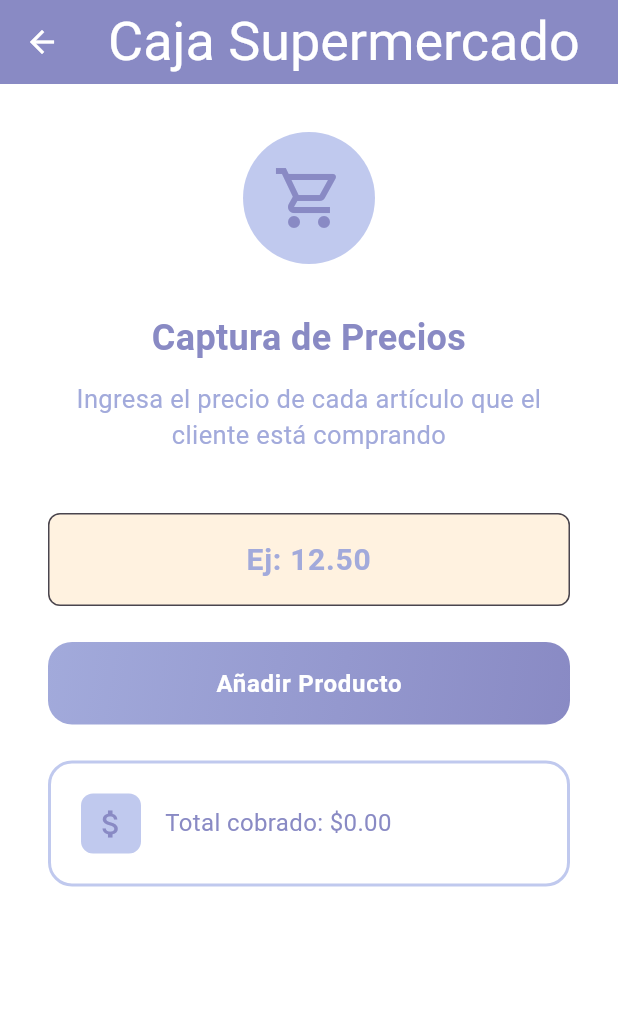
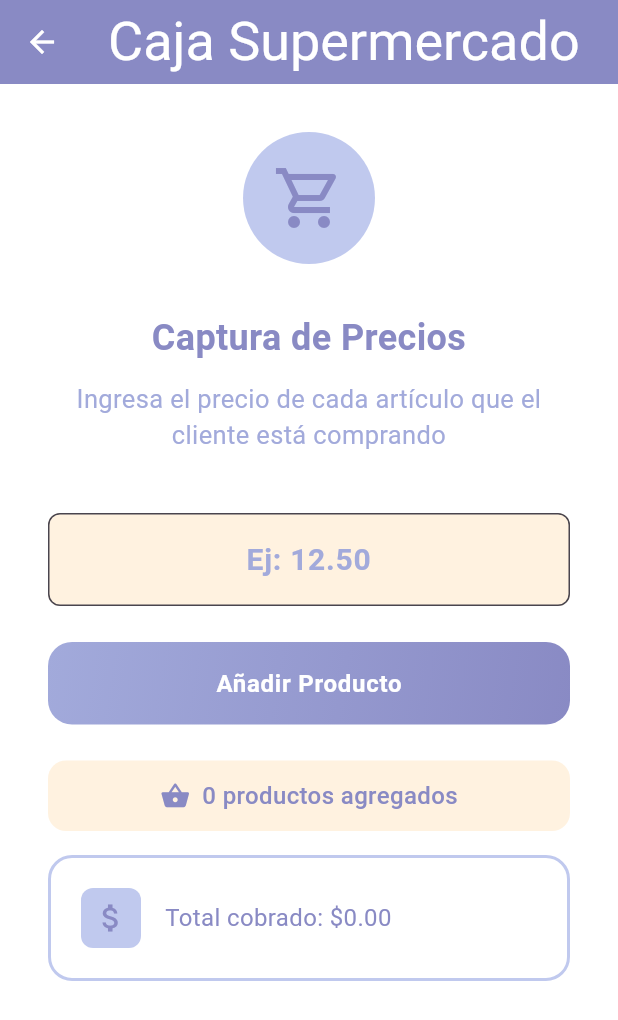
Before and after one commit to IMarcusDev/Tarea1_27843_moviles, a Flutter app: the Ejercicio11View screen opened directly, after a tap on "Añadir Producto", on a phone screen of 412 x 824 dp. Shown: the top 1020 px of the screen. Run offline on Flutter 3.47's test engine with Material 3 defaults, Android fonts, the phone set to English and light mode, and no system bars.

Commit message:
refactor(Exer_11_12_13_14): implemented validation cases for inputs

```diff
--- a/lib/screens/ej11.dart
+++ b/lib/screens/ej11.dart
@@ -2,6 +2,7 @@
 // Al final del día le indica a su supervisor cuánto fue lo que cobró en total a todos los clientes que pasaron por su caja.
 
 import 'package:flutter/material.dart';
+import 'package:flutter/services.dart';
 
 class Ejercicio11View extends StatefulWidget {
   const Ejercicio11View({super.key});
@@ -15,8 +16,8 @@ class _Ejercicio11State extends State<Ejercicio11View> {
 
   double total = 0;
 
-  // Text Controllers
   final preciosCtrl = TextEditingController();
+  String errorMessage = "";
 
   double getTotal() {
     double total = 0;
@@ -24,19 +25,47 @@ class _Ejercicio11State extends State<Ejercicio11View> {
     for (double p in precios) {
       total += p;
     }
-
-    setState(() {
-      this.total = total;
-    });
-
     return total;
   }
 
-  // Añadir precio
-  double addProduct(double price) {
-    precios.add(price);
-    preciosCtrl.clear();  // Limpiar campo después de añadir
-    return getTotal();
+  void addProduct() {
+    if (preciosCtrl.text.isEmpty) {
+      setState(() {
+        errorMessage =
+            "El campo se encuentra vacío, por favor ingresa un precio";
+      });
+      return;
+    }
+
+    final price = double.tryParse(preciosCtrl.text);
+
+    if (price == null) {
+      setState(() {
+        errorMessage = "Por favor ingresa un número válido";
+      });
+      return;
+    }
+
+    if (price <= 0) {
+      setState(() {
+        errorMessage = "El precio debe ser mayor que 0";
+      });
+      return;
+    }
+
+    if (price > 100000) {
+      setState(() {
+        errorMessage = "El precio es demasiado alto (máx: \$100,000)";
+      });
+      return;
+    }
+
+    setState(() {
+      precios.add(price);
+      total = getTotal();
+      errorMessage = "";
+      preciosCtrl.clear();
+    });
   }
 
   @override
@@ -92,7 +121,10 @@ class _Ejercicio11State extends State<Ejercicio11View> {
 
             TextField(
               controller: preciosCtrl,
-              keyboardType: TextInputType.number,
+              keyboardType: TextInputType.numberWithOptions(decimal: true),
+              inputFormatters: <TextInputFormatter>[
+                FilteringTextInputFormatter.allow(RegExp(r'^\d+\.?\d{0,2}')),
+              ],
               textAlign: TextAlign.center,
               style: TextStyle(
                 fontSize: 20,
@@ -124,7 +156,7 @@ class _Ejercicio11State extends State<Ejercicio11View> {
               ),
               child: ElevatedButton(
                 onPressed: () {
-                  addProduct(double.tryParse(preciosCtrl.text) ?? 0);
+                  addProduct();
                 },
                 style: ElevatedButton.styleFrom(
                   backgroundColor: Colors.transparent,
@@ -147,6 +179,35 @@ class _Ejercicio11State extends State<Ejercicio11View> {
             ),
 
             SizedBox(height: 24),
+
+            Container(
+              padding: EdgeInsets.symmetric(horizontal: 16, vertical: 12),
+              decoration: BoxDecoration(
+                color: Color(0xFFFFF2E0),
+                borderRadius: BorderRadius.circular(12),
+              ),
+              child: Row(
+                mainAxisAlignment: MainAxisAlignment.center,
+                children: [
+                  Icon(
+                    Icons.shopping_basket,
+                    color: Color(0xFF898AC4),
+                    size: 20,
+                  ),
+                  SizedBox(width: 8),
+                  Text(
+                    '${precios.length} producto${precios.length != 1 ? 's' : ''} agregado${precios.length != 1 ? 's' : ''}',
+                    style: TextStyle(
+                      fontSize: 16,
+                      color: Color(0xFF898AC4),
+                      fontWeight: FontWeight.w500,
+                    ),
+                  ),
+                ],
+              ),
+            ),
+
+            SizedBox(height: 16),
 
             Container(
               padding: EdgeInsets.all(20),
```
Also changed, not shown: lib/main.dart (+4 -3 lines), lib/screens/ej12.dart (+70 -17 lines), lib/screens/ej13.dart (+21 -1 lines), lib/screens/ej14.dart (+30 -3 lines).
